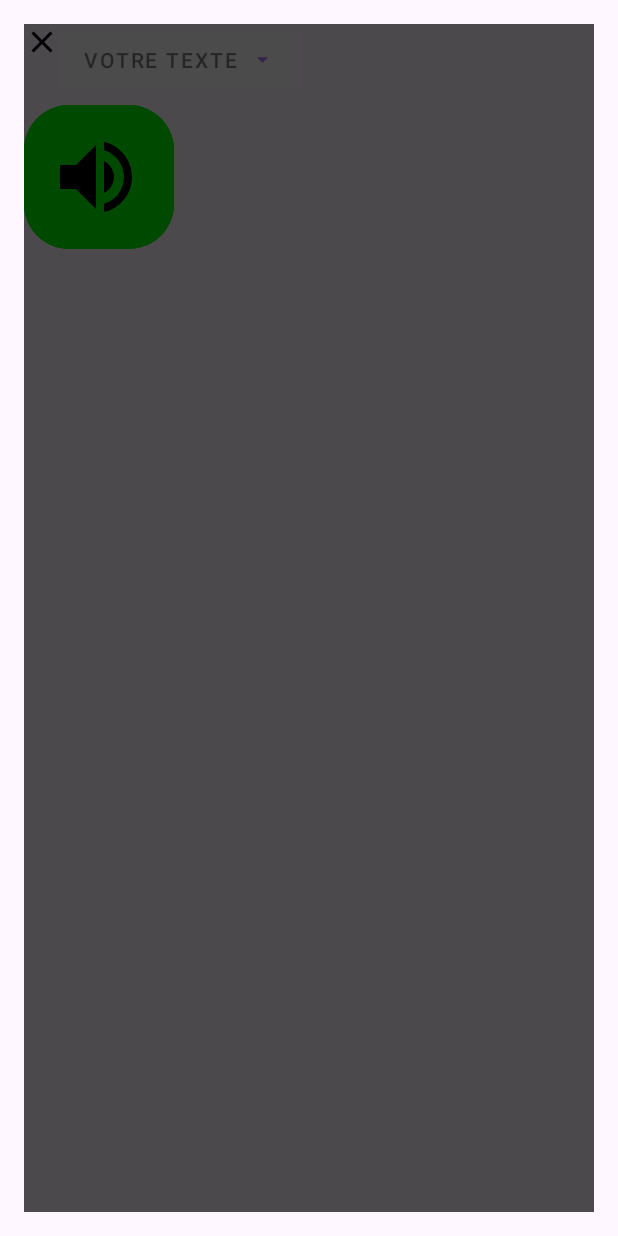
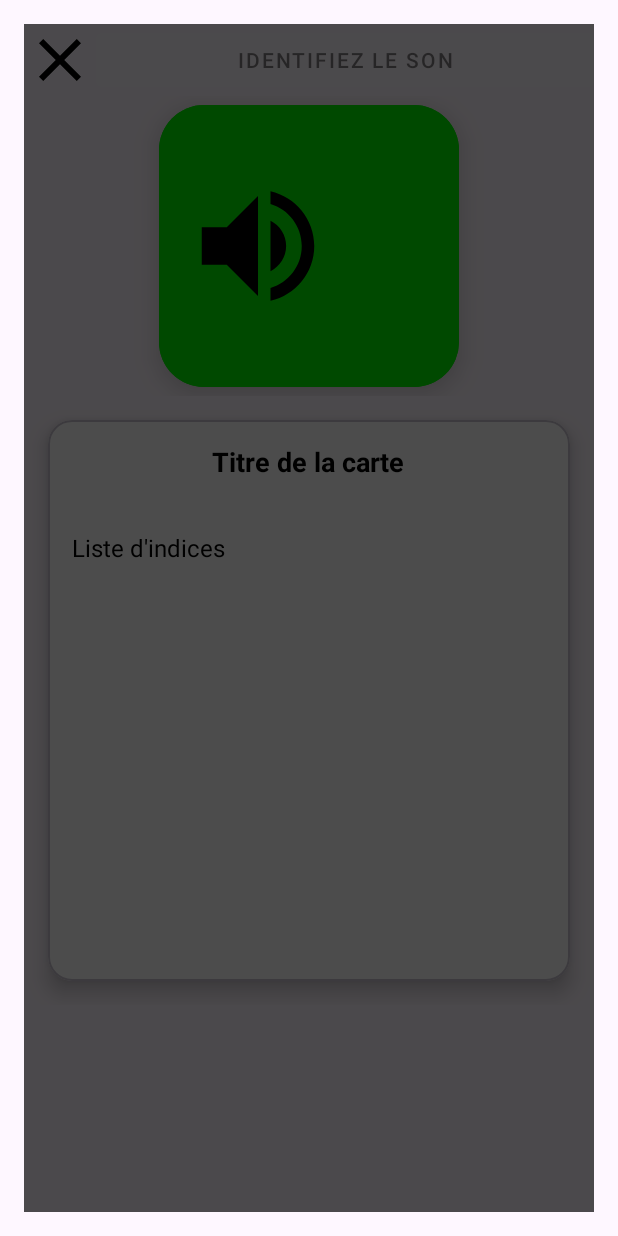
Before and after one commit to Rafale2000/QuestEase-SAE6.01, an Android app: the TrouveLeSon screen opened directly, with no data from a screen before it, on a phone screen of 412 x 824 dp. Run offline under Robolectric (Android 15) with nearby library versions, the phone set to English and light mode, and no system bars.

Commit message:
-modification page trouve le son

```diff
--- a/app/src/main/res/layout/activity_trouve_le_son.xml
+++ b/app/src/main/res/layout/activity_trouve_le_son.xml
@@ -4,49 +4,55 @@
     android:layout_width="match_parent"
     android:layout_height="wrap_content"
     android:padding="16dp">
+
     <LinearLayout
         android:id="@+id/main"
         android:layout_width="match_parent"
-        android:layout_height="match_parent"
+        android:layout_height="wrap_content"
         android:orientation="vertical"
-        >
+        app:layout_constraintTop_toTopOf="parent"
+        app:layout_constraintStart_toStartOf="parent"
+        app:layout_constraintEnd_toEndOf="parent">
+
+        <LinearLayout
+            android:id="@+id/bannerLayout"
+            android:layout_width="match_parent"
+            android:layout_height="wrap_content"
+            android:orientation="horizontal">
+
+            <ImageView
+                android:id="@+id/quitter"
+                android:layout_width="48dp"
+                android:layout_height="48dp"
+                android:layout_gravity="left"
+                android:src="@drawable/baseline_close_24"
+                android:scaleType="fitCenter"
+            app:tint="@android:color/black" />
+            <com.google.android.material.button.MaterialButton
+                android:id="@+id/Tuto"
+                style="@style/Widget.MaterialComponents.Button.TextButton"
+                android:layout_width="0dp"
+                android:layout_height="wrap_content"
+                android:layout_gravity="center"
+                android:layout_weight="1"
+                android:alpha="0.5"
+                android:backgroundTint="#40FFFFFF"
+                android:icon="@drawable/baseline_arrow_drop_down_24"
+                android:iconGravity="textEnd"
+                android:iconTint="@android:color/black"
+                android:paddingStart="16dp"
+                android:paddingEnd="16dp"
+                android:text="Identifiez le son"
+                android:textColor="@android:color/black"
+                app:iconPadding="8dp" />
+
+        </LinearLayout>
+
         <LinearLayout
             android:layout_width="match_parent"
             android:layout_height="wrap_content"
-            android:orientation="horizontal">
-        <ImageView
-            android:id="@+id/quitter"
-            android:layout_width="wrap_content"
-            android:layout_height="wrap_content"
-            android:src="@drawable/baseline_close_24"
-            app:layout_constraintBottom_toBottomOf="parent"
-            app:layout_constraintStart_toStartOf="parent"
-            app:layout_constraintTop_toTopOf="parent"
-            app:layout_constraintVertical_bias="0.0"
-            app:tint="@android:color/black" />
+            android:gravity="center">
 
-        <com.google.android.material.button.MaterialButton
-            android:id="@+id/Tuto"
-            android:layout_width="wrap_content"
-            android:layout_height="wrap_content"
-            android:backgroundTint="@android:color/white"
-            android:alpha="0.5"
-            android:text="Votre texte"
-            android:textColor="@android:color/black"
-            app:icon="@drawable/baseline_arrow_drop_down_24"
-            app:iconGravity="textEnd"
-            android:iconTint="@android:color/black"
-            app:iconPadding="8dp"
-            android:paddingStart="16dp"
-            android:paddingEnd="16dp"
-            app:layout_constraintStart_toStartOf="parent"
-            app:layout_constraintEnd_toEndOf="parent"
-            app:layout_constraintTop_toBottomOf="@id/quitter"
-            style="@style/Widget.MaterialComponents.Button.TextButton" />
-        </LinearLayout>
-        <LinearLayout
-            android:layout_width="match_parent"
-            android:layout_height="wrap_content">
             <com.google.android.material.button.MaterialButton
                 android:id="@+id/largeIconButton"
                 android:layout_width="wrap_content"
@@ -54,16 +60,66 @@
                 android:backgroundTint="?attr/colorButtonBackground"
                 app:icon="@drawable/baseline_volume_up_24"
                 app:iconGravity="textStart"
-            app:iconSize="64dp"
+                app:iconSize="100dp"
                 android:padding="16dp"
+                android:width="200dp"
+                android:height="200dp"
                 style="@style/Widget.MaterialComponents.Button.TextButton"
                 app:iconTint="@color/black"
                 app:cornerRadius="30dp"
-            app:layout_constraintStart_toStartOf="parent"
-            app:layout_constraintEnd_toEndOf="parent"
-            app:layout_constraintTop_toBottomOf="@id/Tuto" />
+                android:elevation="10dp" />
+
+        </LinearLayout>
+        <LinearLayout
+            android:layout_width="match_parent"
+            android:layout_height="wrap_content">
+            <com.google.android.material.card.MaterialCardView
+                android:id="@+id/card_view"
+                android:layout_width="match_parent"
+                android:layout_height="wrap_content"
+                app:cardElevation="8dp"
+            app:cardCornerRadius="16dp"
+            app:cardBackgroundColor="@android:color/white"
+            android:layout_margin="16dp"
+            android:padding="16dp">
+                <LinearLayout
+                    android:layout_width="match_parent"
+                    android:layout_height="match_parent"
+                    android:orientation="vertical">
+                <TextView
+                    android:id="@+id/card_title"
+                    android:layout_width="wrap_content"
+                    android:layout_height="wrap_content"
+                    android:text="Titre de la carte"
+                    android:textSize="18sp"
+                    android:textColor="@android:color/black"
+                    android:layout_marginBottom="8dp"
+                    android:textStyle="bold"
+                    android:layout_marginTop="15dp"
+                    android:layout_gravity="top|center" />
+            <TextView
+                android:id="@+id/card_text"
+                android:layout_width="wrap_content"
+                android:layout_height="300dp"
+
+                android:textAlignment="center"
+                android:text="Liste d'indices"
+                android:textSize="16sp"
+
+                android:textColor="@android:color/black"
+                android:layout_marginLeft="16dp"
+                android:layout_marginTop="26dp">
+
+            </TextView>
+                </LinearLayout>
+            />
+        </com.google.android.material.card.MaterialCardView>
+
+
+
     </LinearLayout>
     </LinearLayout>
+
     <View
         android:id="@+id/blur_background"
         android:layout_width="match_parent"
```
Lines whose indentation alone changed are shown as unchanged.
